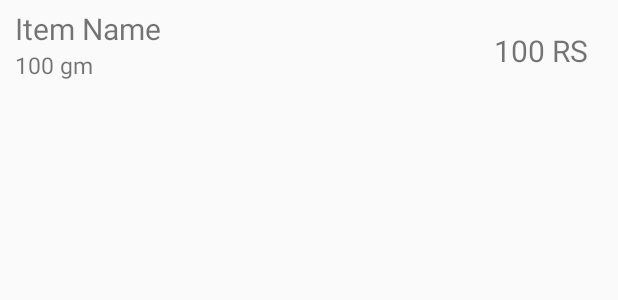
After one commit to kamaljohnson/oreon-userapp, an Android app: the layout inventory_item.xml on its own in the app's theme, with its tools: preview values and no code run, on a phone screen of 412 x 824 dp. The commit adds this screen. Shown: the top 300 px of the screen. Run offline under Robolectric (Android 15) with nearby library versions, the phone set to English and light mode, and no system bars.

Commit message:
inventory list display

```diff
--- a/app/build.gradle
+++ b/app/build.gradle
@@ -53,4 +53,9 @@ dependencies {
     implementation 'com.firebaseui:firebase-ui-auth:4.3.1'
     implementation 'com.google.firebase:firebase-firestore:21.1.1'
 
+    implementation 'com.android.support:appcompat-v7:26.1.0'
+    implementation 'com.android.support.constraint:constraint-layout:1.0.2'
+    androidTestImplementation 'com.android.support.test:runner:1.0.1'
+    androidTestImplementation 'com.android.support.test.espresso:espresso-core:3.0.1'
+    implementation 'com.android.support:recyclerview-v7:26.1.0'
 }
--- /dev/null
+++ b/app/src/main/res/layout/inventory_item.xml
@@ -0,0 +1,37 @@
+<?xml version="1.0" encoding="utf-8"?>
+<LinearLayout xmlns:android="http://schemas.android.com/apk/res/android"
+        android:orientation="vertical"
+        android:layout_width="match_parent"
+        android:layout_height="wrap_content">
+    <RelativeLayout
+        android:layout_width="wrap_content"
+        android:layout_height="wrap_content">
+        <TextView
+            android:text="Item Name"
+            android:id="@+id/name"
+            android:layout_width="wrap_content"
+            android:layout_height="wrap_content"
+            android:layout_alignParentTop="true"
+            android:paddingLeft="10dp"
+            android:paddingTop="5dp"
+            android:textSize="20sp" />
+        <TextView
+            android:text="100 gm"
+            android:id="@+id/quantity"
+            android:layout_width="wrap_content"
+            android:layout_height="wrap_content"
+            android:layout_below="@id/name"
+            android:paddingLeft="10dp"
+            android:paddingBottom="5dp"
+            android:textSize="15sp" />
+        <TextView
+            android:text="100 RS"
+            android:id="@+id/cost"
+            android:layout_width="wrap_content"
+            android:layout_height="wrap_content"
+            android:layout_alignParentRight="true"
+            android:padding="20dp"
+            android:textSize="20sp" />
+    </RelativeLayout>
+
+</LinearLayout>
```
Also changed, not shown: app/src/main/java/com/xborg/vendx/InventoryActivity.kt (+17 -0 lines), app/src/main/java/com/xborg/vendx/ItemAdapter.kt (added, +40 -0 lines), app/src/main/res/layout/activity_inventory.xml (+9 -0 lines).
